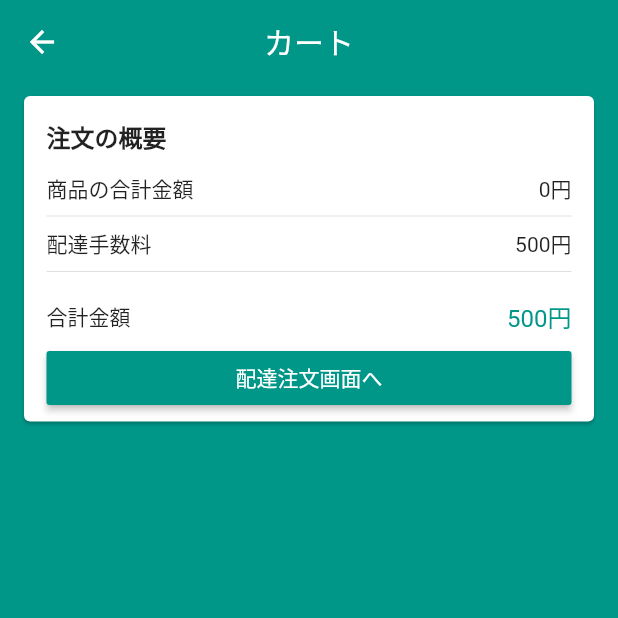
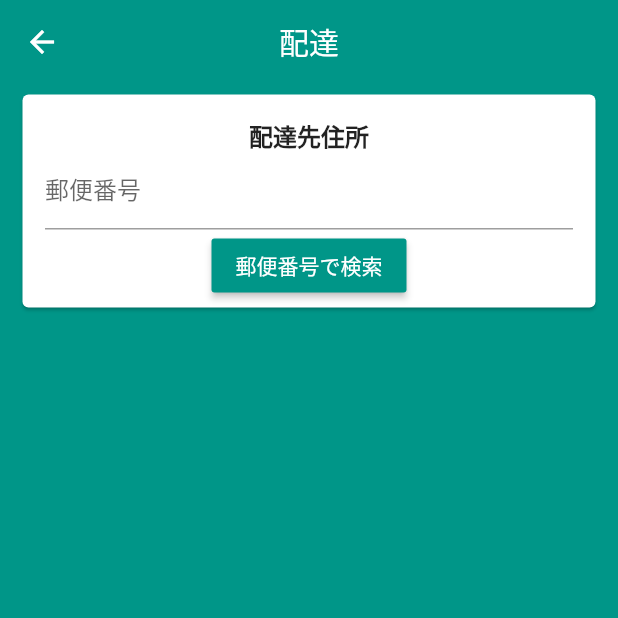
Before and after one commit to Tatsuya4610/Virtual_store, a Flutter app: the CartScreen screen opened by its route, after a tap on "配達注文画面へ", on a phone screen of 412 x 824 dp, the top half of it. Run offline on Flutter 3.47's test engine with Material 2 defaults, Android fonts, the phone set to English and light mode, and no system bars; our stand-ins replace carousel_pro, cloud_firestore, firebase_auth, firebase_storage, image_cropper, image_picker and 1 more; missing offline and left inert: alphabet_list_scroll_view; accounts and stored records are empty.

Commit message:
7th commit

```diff
--- a/lib/main.dart
+++ b/lib/main.dart
@@ -5,6 +5,7 @@ import 'package:virtual_store_flutter/model/home_manager.dart';
 import 'package:virtual_store_flutter/model/page_manager.dart';
 import 'package:virtual_store_flutter/model/product_manager.dart';
 import 'package:virtual_store_flutter/model/user_manager.dart';
+import 'package:virtual_store_flutter/screen/address/address_screen.dart';
 import 'package:virtual_store_flutter/screen/base/base_screen.dart';
 import 'package:provider/provider.dart';
 import 'package:virtual_store_flutter/screen/cart/cart_screen.dart';
@@ -73,6 +74,7 @@ class MyApp extends StatelessWidget {
           BaseScreen.id : (context) => BaseScreen(),
           EditProductScreen.id : (context) => EditProductScreen(),
           SelectProductScreen.id : (context) => SelectProductScreen(),
+          AddressScreen.id : (context) => AddressScreen(),
         },
       ),
     );
--- a/lib/model/home_manager.dart
+++ b/lib/model/home_manager.dart
@@ -74,7 +74,7 @@ class HomeManager extends ChangeNotifier {
         pos++;
       }
 
-      for(final section in List.from(_sections)) { //セクション全体を削除。
+      for(final section in List.from(_sections)) { //セクション全体を削除。_loadSections時、clear後に新しくsectionsを受け取り変化するため。
         if(!_editingSections.any((element) => element.id == section.id)) { //sectionごと削除の場合は既存idなし。
           //新しく編集されたsectionが既存のsectionだった場合,写真やタイトルのみの編集だとidは残っている。
           await section.delete();
--- /dev/null
+++ b/lib/screen/address/address_screen.dart
@@ -0,0 +1,20 @@
+import 'package:flutter/material.dart';
+import 'package:virtual_store_flutter/screen/address/components/address_card.dart';
+
+class AddressScreen extends StatelessWidget {
+  static const id = 'AddressScreen';
+  @override
+  Widget build(BuildContext context) {
+    return Scaffold(
+      appBar: AppBar(
+        title: Text('配達'),
+        centerTitle: true,
+      ),
+      body: ListView(
+        children: <Widget>[
+          AddressCard(),
+        ],
+      ),
+    );
+  }
+}
--- /dev/null
+++ b/lib/screen/address/components/address_card.dart
@@ -0,0 +1,24 @@
+import 'package:flutter/material.dart';
+import 'package:virtual_store_flutter/screen/address/components/address_input_field.dart';
+
+class AddressCard extends StatelessWidget {
+  @override
+  Widget build(BuildContext context) {
+    return Card(
+      margin: EdgeInsets.symmetric(horizontal: 15, vertical: 7),
+      child: Padding(
+        padding: EdgeInsets.fromLTRB(15, 15, 15, 4),
+        child: Column(
+          children: <Widget>[
+            Text(
+              '配達先住所',
+              textAlign: TextAlign.start,
+              style: TextStyle(fontWeight: FontWeight.w600, fontSize: 16),
+            ),
+            AddressInputField(),
+          ],
+        ),
+      ),
+    );
+  }
+}
--- /dev/null
+++ b/lib/screen/address/components/address_input_field.dart
@@ -0,0 +1,32 @@
+
+import 'package:flutter/material.dart';
+import 'package:flutter/services.dart';
+
+class AddressInputField extends StatelessWidget {
+  @override
+  Widget build(BuildContext context) {
+    return Column(
+      children: <Widget>[
+        TextFormField(
+          decoration: InputDecoration(
+            isDense: true,
+            labelText: '郵便番号',
+            hintText: '1234567',
+          ),
+          keyboardType: TextInputType.number,
+          inputFormatters: [
+            FilteringTextInputFormatter.digitsOnly //数字のみ使用可
+          ],
+        ),
+        RaisedButton(
+          onPressed: () {
+          },
+          color: Theme.of(context).primaryColor,
+          textColor: Colors.white,
+          disabledColor: Theme.of(context).primaryColor.withAlpha(100),
+          child: Text('郵便番号で検索'),
+        )
+      ],
+    );
+  }
+}
--- a/lib/screen/cart/cart_screen.dart
+++ b/lib/screen/cart/cart_screen.dart
@@ -2,6 +2,7 @@ import 'package:flutter/material.dart';
 import 'package:provider/provider.dart';
 import 'package:virtual_store_flutter/common/price_card.dart';
 import 'package:virtual_store_flutter/model/cart_manager.dart';
+import 'package:virtual_store_flutter/screen/address/address_screen.dart';
 import 'package:virtual_store_flutter/screen/cart/components/cart_tile.dart';
 
 class CartScreen extends StatelessWidget {
@@ -24,7 +25,9 @@ class CartScreen extends StatelessWidget {
               ),
               PriceCard(
                 buttonText: '配達注文画面へ',
-                onPressed: cartManager.isCartValid ? (){} : null,
+                onPressed: cartManager.isCartValid ? (){
+                  Navigator.of(context).pushNamed(AddressScreen.id);
+                } : null,
               ),
             ],
           );
```
